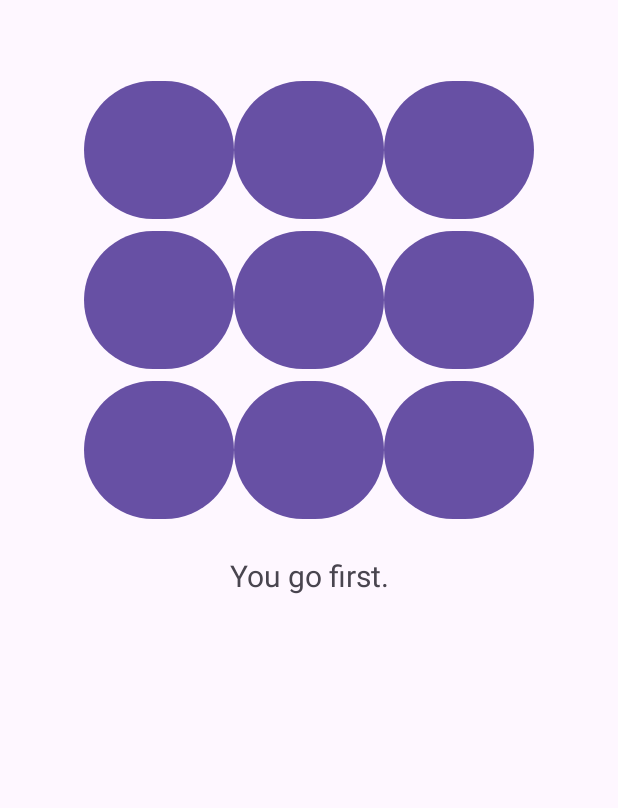
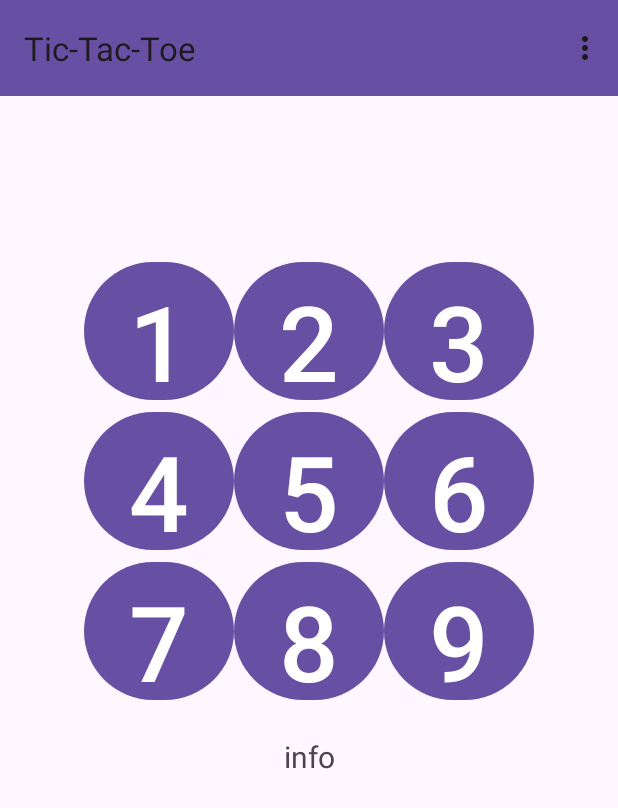
Before and after one commit to jbbenavidesr/AndroidTicTacToe, an Android app: the screen it shows after launch (MainActivity), on a phone screen of 412 x 824 dp. Shown: the top 808 px of the screen. Run offline under Robolectric (Android 15) with nearby library versions, the phone set to English and light mode, and no system bars.

Commit message:
Setup menu and dialogs

```diff
--- a/app/src/main/java/co/edu/unal/tictactoe/MainActivity.kt
+++ b/app/src/main/java/co/edu/unal/tictactoe/MainActivity.kt
@@ -1,5 +1,8 @@
 package co.edu.unal.tictactoe
 
+import android.app.AlertDialog
+import android.app.Dialog
+import android.content.Context
 import android.graphics.Color
 import androidx.appcompat.app.AppCompatActivity
 import android.os.Bundle
@@ -8,18 +11,20 @@ import android.view.MenuInflater
 import android.view.MenuItem
 import android.widget.Button
 import android.widget.TextView
+import androidx.appcompat.widget.Toolbar
+import androidx.fragment.app.DialogFragment
 
-class MainActivity : AppCompatActivity() {
-
-    companion object {
-        const val DIALOG_DIFFICULTY_ID = 0
-        const val DIALOG_QUIT_ID = 1
-    }
+class MainActivity : AppCompatActivity(),
+    SelectDifficultyDialogFragment.SelectDifficultyDialogListener {
 
     private var mGameOver = false
     private val mGame = TicTacToeGame()
     private lateinit var mBoardButtons: List<Button>
     private lateinit var mInfoTextView: TextView
+    private lateinit var mDifficultyTextView: TextView
+    private lateinit var mToolbar: Toolbar
+
+    private var mSelectDifficultyDialog = SelectDifficultyDialogFragment()
 
     override fun onCreate(savedInstanceState: Bundle?) {
         super.onCreate(savedInstanceState)
@@ -40,8 +45,11 @@ class MainActivity : AppCompatActivity() {
         )
 
         this.mInfoTextView = findViewById<TextView>(R.id.information)
+        this.mDifficultyTextView = findViewById<TextView>(R.id.tv_difficulty)
+        this.mToolbar = findViewById<Toolbar>(R.id.my_toolbar)
+        setSupportActionBar(mToolbar)
 
-        this.startNewGame()
+        mSelectDifficultyDialog.show(supportFragmentManager, "difficulty_select")
     }
 
     override fun onCreateOptionsMenu(menu: Menu): Boolean {
@@ -53,15 +61,11 @@ class MainActivity : AppCompatActivity() {
     override fun onOptionsItemSelected(item: MenuItem): Boolean {
         return when(item.itemId) {
             R.id.new_game -> {
-                startNewGame()
-                 true
-            }
-            R.id.ai_difficulty -> {
-                showDialog(DIALOG_DIFFICULTY_ID)
+                mSelectDifficultyDialog.show(supportFragmentManager, "difficulty_select")
                 true
             }
             R.id.quit -> {
-                showDialog(DIALOG_QUIT_ID)
+                finish()
                 true
             }
             else -> super.onOptionsItemSelected(item)
@@ -114,4 +118,49 @@ class MainActivity : AppCompatActivity() {
         else
             this.mBoardButtons[location].setTextColor(Color.rgb(200, 0, 0))
     }
+
+    override fun onDifficultySelected(dialog: DialogFragment, id: Int) {
+        mGame.mDfficultyLevel = when(id) {
+            0 -> TicTacToeGame.DifficultyLevel.Easy
+            1 -> TicTacToeGame.DifficultyLevel.Hard
+            2 -> TicTacToeGame.DifficultyLevel.Expert
+            else -> mGame.mDfficultyLevel
+        }
+
+        mDifficultyTextView.text = "Difficulty: ${mGame.mDfficultyLevel}"
+        startNewGame()
+        dialog.dismiss()
+    }
 }
+
+class SelectDifficultyDialogFragment : DialogFragment() {
+    private lateinit var listener: SelectDifficultyDialogListener
+
+    interface SelectDifficultyDialogListener {
+        fun onDifficultySelected(dialog: DialogFragment, id: Int)
+    }
+
+    override fun onAttach(context: Context) {
+        super.onAttach(context)
+
+        try {
+            listener = context as SelectDifficultyDialogListener
+        } catch (e: ClassCastException) {
+            throw ClassCastException("$context must implement SelectDifficultyDialogListener")
+        }
+    }
+
+    override fun onCreateDialog(savedInstanceState: Bundle?): Dialog {
+        return activity?.let {
+            val builder = AlertDialog.Builder(it)
+
+            builder.setTitle("Select difficulty")
+                .setItems(
+                    arrayOf("Easy", "Hard", "Expert")
+                ) { _, which -> listener.onDifficultySelected(this, which)}
+
+            builder.create()
+        } ?: throw IllegalStateException("Activity cannot be null")
+
+    }
+}
--- a/app/src/main/res/layout/activity_main.xml
+++ b/app/src/main/res/layout/activity_main.xml
@@ -1,20 +1,30 @@
 <?xml version="1.0" encoding="utf-8"?>
-<androidx.constraintlayout.widget.ConstraintLayout xmlns:android="http://schemas.android.com/apk/res/android"
-    xmlns:app="http://schemas.android.com/apk/res-auto"
+<LinearLayout xmlns:android="http://schemas.android.com/apk/res/android"
     xmlns:tools="http://schemas.android.com/tools"
     android:layout_width="match_parent"
     android:layout_height="match_parent"
+    android:gravity="center_horizontal"
+    android:orientation="vertical"
     tools:context=".MainActivity">
 
-    <LinearLayout
-        android:layout_width="fill_parent"
-        android:layout_height="fill_parent"
-        android:gravity="center_horizontal"
-        android:orientation="vertical"
-        android:paddingLeft="16dp"
-        android:paddingRight="16dp"
-        app:layout_constraintStart_toStartOf="parent"
-        app:layout_constraintTop_toTopOf="parent">
+    <androidx.appcompat.widget.Toolbar
+        android:id="@+id/my_toolbar"
+        android:layout_width="match_parent"
+        android:layout_height="?attr/actionBarSize"
+        android:background="?attr/colorPrimary"
+        android:elevation="4dp"
+        android:theme="@style/ThemeOverlay.AppCompat.ActionBar"
+        />
+
+    <TextView
+        android:id="@+id/tv_difficulty"
+        android:layout_width="wrap_content"
+        android:layout_height="wrap_content"
+        android:layout_marginTop="24dp"
+        android:textSize="24sp"
+        android:textStyle="bold"
+        tools:text="Difficulty: Hard"
+        />
 
     <TableLayout
         android:id="@+id/play_grid"
@@ -104,5 +114,3 @@
         android:text="info"
         android:textSize="20dp" />
 </LinearLayout>
-
-</androidx.constraintlayout.widget.ConstraintLayout>
--- a/app/src/main/res/menu/options_menu.xml
+++ b/app/src/main/res/menu/options_menu.xml
@@ -3,9 +3,6 @@
     <item android:id="@+id/new_game"
         android:title="New Game"
         android:icon="@drawable/restart" />
-    <item android:id="@+id/ai_difficulty"
-        android:title="Difficulty"
-        android:icon="@drawable/levels" />
     <item android:id="@+id/quit"
         android:title="Quit"
         android:icon="@drawable/quit" />
--- a/app/src/main/res/values-night/themes.xml
+++ /dev/null
@@ -1,7 +0,0 @@
-<resources xmlns:tools="http://schemas.android.com/tools">
-    <!-- Base application theme. -->
-    <style name="Base.Theme.AndroidTicTacToeTutorial2" parent="Theme.Material3.DayNight.NoActionBar">
-        <!-- Customize your dark theme here. -->
-        <!-- <item name="colorPrimary">@color/my_dark_primary</item> -->
-    </style>
-</resources>
--- a/app/src/main/res/values/themes.xml
+++ b/app/src/main/res/values/themes.xml
@@ -1,6 +1,6 @@
 <resources xmlns:tools="http://schemas.android.com/tools">
     <!-- Base application theme. -->
-    <style name="Base.Theme.AndroidTicTacToeTutorial2" parent="Theme.Material3.DayNight.NoActionBar">
+    <style name="Base.Theme.AndroidTicTacToeTutorial2" parent="Theme.Material3.Light.NoActionBar">
         <!-- Customize your light theme here. -->
         <!-- <item name="colorPrimary">@color/my_light_primary</item> -->
     </style>
```
Lines whose indentation alone changed are shown as unchanged.
